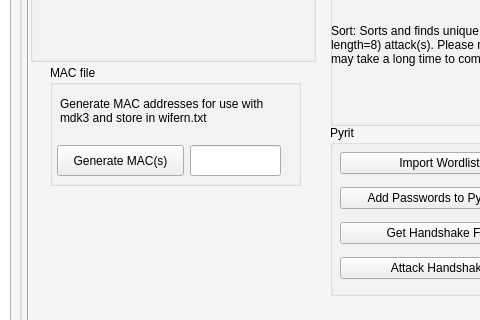
This is wifern.ui in houcy/wifern as Qt 5 draws it before an edit; both pictures show x 272 to 752 and y 171 to 491 of the 1454 by 812 pixel window. The edited form follows.
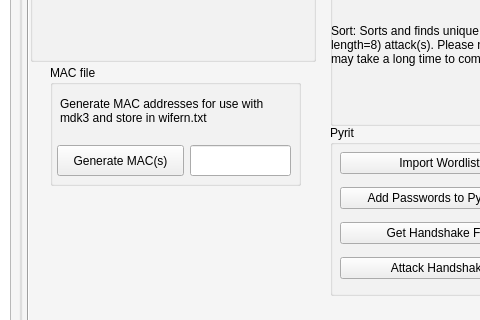
This is the edited form. Icons and pictures are not drawn.

What changed in the file:
```diff
--- a/wifern.ui
+++ b/wifern.ui
@@ -317,7 +317,7 @@
              <rect>
               <x>140</x>
               <y>80</y>
-              <width>91</width>
+              <width>101</width>
               <height>31</height>
              </rect>
             </property>
```
